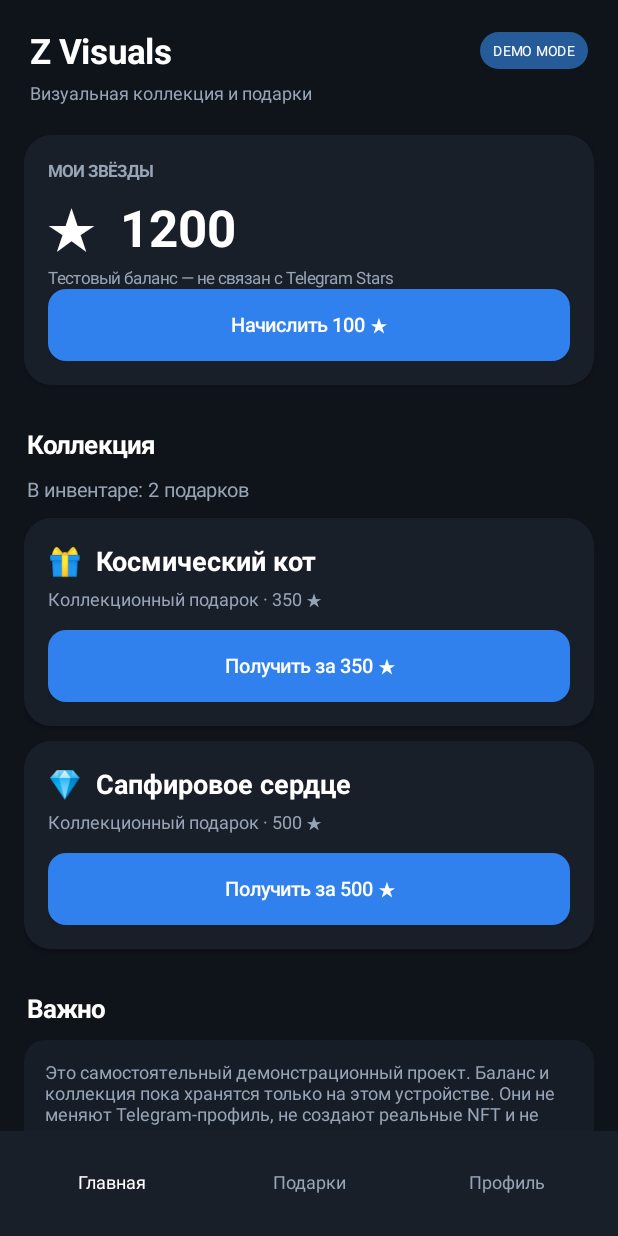
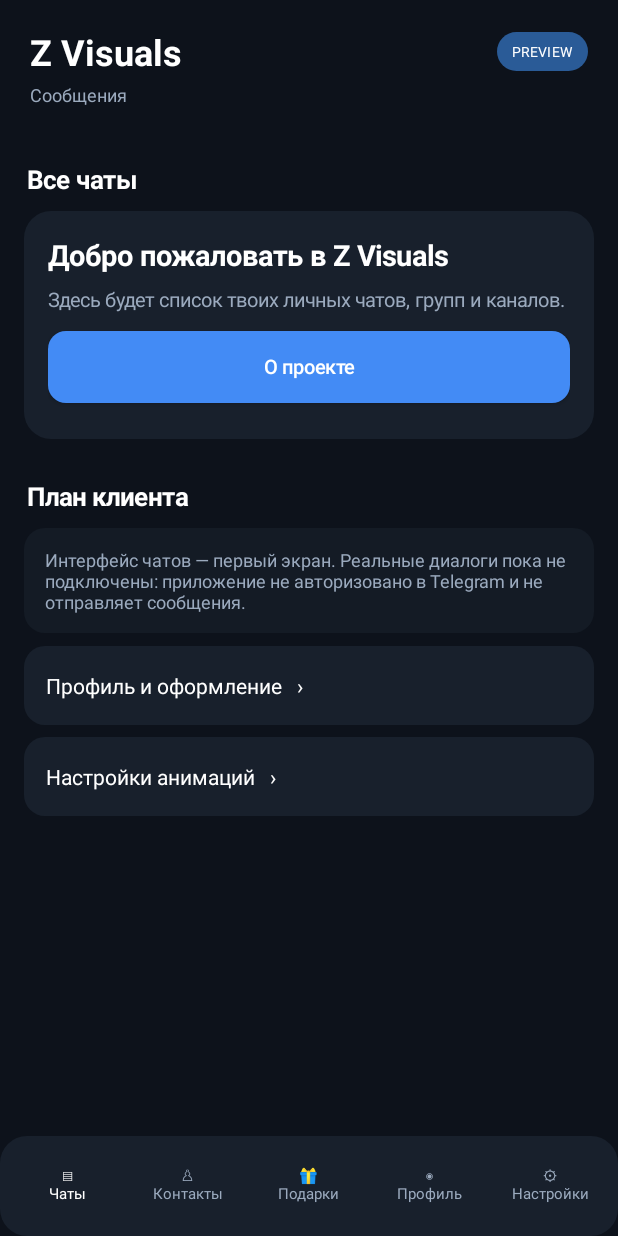
Before and after one commit to artembondarev476-dev/NEON-AIM-CLIENT-ANDROID, an Android app: the screen it shows after launch (MainActivity), on a phone screen of 412 x 824 dp. Run offline under Robolectric (Android 15) with nearby library versions, the phone set to English and light mode, and no system bars.

Commit message:
Build Z Visuals profile customization and animation settings

```diff
--- a/app/src/main/java/com/neon/aimclient/MainActivity.kt
+++ b/app/src/main/java/com/neon/aimclient/MainActivity.kt
@@ -7,51 +7,36 @@ import android.graphics.Typeface
 import android.graphics.drawable.GradientDrawable
 import android.os.Bundle
 import android.view.Gravity
-import android.view.View
-import android.widget.Button
-import android.widget.EditText
-import android.widget.LinearLayout
-import android.widget.ScrollView
-import android.widget.TextView
-import android.widget.Toast
+import android.widget.*
 
 class MainActivity : Activity() {
-    private val bg = Color.rgb(15, 19, 26)
-    private val panel = Color.rgb(25, 31, 41)
-    private val accent = Color.rgb(48, 129, 237)
-    private val muted = Color.rgb(151, 164, 181)
+    private val bg = Color.rgb(13, 18, 27)
+    private val panel = Color.rgb(24, 32, 44)
+    private val accent = Color.rgb(67, 139, 245)
+    private val muted = Color.rgb(155, 170, 190)
     private val prefs by lazy { getSharedPreferences("zvisuals_demo", MODE_PRIVATE) }
     private lateinit var root: LinearLayout
     private lateinit var content: LinearLayout
-    private var page = "home"
+    private var page = "chats"
 
     override fun onCreate(savedInstanceState: Bundle?) {
         super.onCreate(savedInstanceState)
         window.statusBarColor = bg
         window.navigationBarColor = bg
-        window.decorView.systemUiVisibility = 0
         render()
     }
 
     private fun render() {
-        root = LinearLayout(this).apply {
-            orientation = LinearLayout.VERTICAL
-            setBackgroundColor(bg)
-        }
+        root = LinearLayout(this).apply { orientation = LinearLayout.VERTICAL; setBackgroundColor(bg) }
         val header = LinearLayout(this).apply {
             orientation = LinearLayout.VERTICAL
             setPadding(dp(20), dp(18), dp(20), dp(12))
         }
-        val brandRow = LinearLayout(this).apply {
-            orientation = LinearLayout.HORIZONTAL
-            gravity = Gravity.CENTER_VERTICAL
-        }
-        brandRow.addView(text("Z Visuals", 23f, Color.WHITE, true), LinearLayout.LayoutParams(0, -2, 1f))
-        brandRow.addView(chip("DEMO MODE", Color.rgb(38, 91, 153)))
-        header.addView(brandRow)
-        header.addView(text("Визуальная коллекция и подарки", 12f, muted).apply {
-            setPadding(0, dp(4), 0, 0)
-        })
+        val top = LinearLayout(this).apply { gravity = Gravity.CENTER_VERTICAL }
+        top.addView(text("Z Visuals", 24f, Color.WHITE, true), LinearLayout.LayoutParams(0, -2, 1f))
+        top.addView(chip("PREVIEW", Color.rgb(42, 91, 151)))
+        header.addView(top)
+        header.addView(text(headerSubtitle(), 12f, muted).apply { setPadding(0, dp(4), 0, 0) })
         root.addView(header)
 
         val scroll = ScrollView(this).apply { isFillViewport = true }
@@ -66,220 +51,237 @@ class MainActivity : Activity() {
         val nav = LinearLayout(this).apply {
             orientation = LinearLayout.HORIZONTAL
             gravity = Gravity.CENTER
-            setPadding(dp(8), dp(8), dp(8), dp(10))
-            background = rounded(panel, 0, 0, 0, 0)
+            setPadding(dp(5), dp(7), dp(5), dp(8))
+            background = rounded(panel, 18)
         }
-        nav.addView(navButton("Главная", "home"), LinearLayout.LayoutParams(0, dp(52), 1f))
-        nav.addView(navButton("Подарки", "gifts"), LinearLayout.LayoutParams(0, dp(52), 1f))
-        nav.addView(navButton("Профиль", "profile"), LinearLayout.LayoutParams(0, dp(52), 1f))
+        listOf(Triple("Чаты", "chats", "▤"), Triple("Контакты", "contacts", "♙"),
+            Triple("Подарки", "gifts", "🎁"), Triple("Профиль", "profile", "◉"),
+            Triple("Настройки", "settings", "⚙")).forEach { item ->
+            val b = TextView(this).apply {
+                text = "${item.third}\n${item.first}"
+                textSize = 10f
+                gravity = Gravity.CENTER
+                setTextColor(if (page == item.second) Color.WHITE else muted)
+                setPadding(dp(2), dp(5), dp(2), dp(5))
+                setOnClickListener { page = item.second; render() }
+            }
+            nav.addView(b, LinearLayout.LayoutParams(0, dp(52), 1f))
+        }
         root.addView(nav)
         setContentView(root)
     }
 
+    private fun headerSubtitle() = when(page) {
+        "contacts" -> "Люди"
+        "gifts" -> "Коллекция и подарки"
+        "profile" -> "Твой профиль и оформление"
+        "settings" -> "Настройки приложения"
+        else -> "Сообщения"
+    }
+
     private fun renderPage() {
         content.removeAllViews()
-        when (page) {
+        when(page) {
+            "contacts" -> showTelegramRoadmap("Контакты", "Поиск людей, список контактов и синхронизация адресной книги появятся после подключения Telegram API.")
             "gifts" -> showGifts()
             "profile" -> showProfile()
-            else -> showHome()
+            "settings" -> showSettings()
+            else -> showChats()
         }
     }
 
-    private fun showHome() {
-        val balance = prefs.getInt("stars", 1200)
-        val nftCount = prefs.getInt("nft_count", 2)
-        val balanceCard = card()
-        balanceCard.addView(text("МОИ ЗВЁЗДЫ", 11f, muted, true))
-        balanceCard.addView(text("★  $balance", 34f, Color.WHITE, true).apply {
-            setPadding(0, dp(7), 0, dp(3))
+    private fun showChats() {
+        sectionTitle("Все чаты")
+        content.addView(card().apply {
+            addView(text("Добро пожаловать в Z Visuals", 19f, Color.WHITE, true))
+            addView(text("Здесь будет список твоих личных чатов, групп и каналов.", 13f, muted).apply { setPadding(0, dp(8), 0, dp(12)) })
+            addView(action("О проекте", accent) { info("Telegram-интеграция", "Для настоящих чатов, звонков и синхронизации нужна интеграция с Telegram API/TDLib и отдельная проверенная сборка.") })
         })
-        balanceCard.addView(text("Тестовый баланс — не связан с Telegram Stars", 11f, muted))
-        balanceCard.addView(action("Начислить 100 ★", accent) {
-            prefs.edit().putInt("stars", balance + 100).apply()
-            render()
-        })
-        content.addView(balanceCard)
-
-        sectionTitle("Коллекция")
-        content.addView(text("В инвентаре: $nftCount подарков", 13f, muted).apply {
-            setPadding(dp(2), 0, 0, dp(10))
-        })
-        val giftCard = card()
-        giftCard.addView(text("🎁  Космический кот", 18f, Color.WHITE, true))
-        giftCard.addView(text("Коллекционный подарок · 350 ★", 12f, muted).apply {
-            setPadding(0, dp(5), 0, dp(12))
-        })
-        giftCard.addView(action("Получить за 350 ★", accent) { buyGift() })
-        content.addView(giftCard)
-
-        val second = card()
-        second.addView(text("💎  Сапфировое сердце", 18f, Color.WHITE, true))
-        second.addView(text("Коллекционный подарок · 500 ★", 12f, muted).apply {
-            setPadding(0, dp(5), 0, dp(12))
-        })
-        second.addView(action("Получить за 500 ★", accent) { buyGift(500) })
-        content.addView(second)
-
-        sectionTitle("Важно")
-        content.addView(note("Это самостоятельный демонстрационный проект. Баланс и коллекция пока хранятся только на этом устройстве. Они не меняют Telegram-профиль, не создают реальные NFT и не отправляют настоящие подарки."))
+        sectionTitle("План клиента")
+        content.addView(note("Интерфейс чатов — первый экран. Реальные диалоги пока не подключены: приложение не авторизовано в Telegram и не отправляет сообщения."))
+        content.addView(rowAction("Профиль и оформление") { page="profile"; render() })
+        content.addView(rowAction("Настройки анимаций") { page="settings"; render() })
     }
 
-    private fun showGifts() {
-        sectionTitle("Мои подарки")
-        val count = prefs.getInt("nft_count", 2)
+    private fun showTelegramRoadmap(title: String, description: String) {
+        sectionTitle(title)
         content.addView(card().apply {
-            addView(text("🎁  Коллекция", 20f, Color.WHITE, true))
-            addView(text("Предметов: $count", 13f, muted).apply { setPadding(0, dp(6), 0, dp(12)) })
-            if (count > 0) {
-                addView(action("Подарить пользователю (демо)", accent) { showSendDialog() })
-            } else {
-                addView(text("Пока нет подарков. Загляни в каталог.", 13f, muted))
-            }
+            addView(text("Раздел Z Visuals", 18f, Color.WHITE, true))
+            addView(text(description, 13f, muted).apply { setPadding(0, dp(8), 0, dp(12)) })
+            addView(chip("ТРЕБУЕТ TELEGRAM API", Color.rgb(70, 77, 91)))
         })
-        sectionTitle("История")
-        val history = prefs.getString("history", "") ?: ""
-        content.addView(note(if (history.isBlank()) "Здесь появятся демонстрационные действия." else history))
     }
 
     private fun showProfile() {
         val username = prefs.getString("username", "zvisuals_user") ?: "zvisuals_user"
-        sectionTitle("Профиль")
-        content.addView(card().apply {
-            addView(text("👤  $username", 20f, Color.WHITE, true))
-            addView(text("Публичный демо-профиль Z Visuals", 12f, muted).apply {
-                setPadding(0, dp(5), 0, dp(12))
+        val displayName = prefs.getString("display_name", "Мой профиль") ?: "Мой профиль"
+        val bio = prefs.getString("bio", "Добро пожаловать в мой Z Visuals ✨") ?: ""
+        val banner = prefs.getInt("banner", 0)
+        val bannerColors = listOf(Color.rgb(42,75,125), Color.rgb(87,48,112), Color.rgb(30,105,103), Color.rgb(115,68,43))
+        val preview = card().apply {
+            background = rounded(bannerColors[banner.coerceIn(0,3)], 22)
+            addView(text("Z VISUALS PROFILE", 10f, Color.WHITE, true))
+            addView(text("◉  $displayName", 23f, Color.WHITE, true).apply { setPadding(0, dp(12), 0, dp(4)) })
+            addView(text("@$username", 13f, Color.WHITE))
+            addView(text(bio, 13f, Color.WHITE).apply { setPadding(0, dp(12), 0, dp(4)) })
+            addView(text("Обложка · стиль · эффекты", 10f, Color.WHITE))
+        }
+        sectionTitle("Предпросмотр профиля")
+        content.addView(preview)
+        content.addView(action("Изменить имя и описание", accent) { editProfileText() })
+        content.addView(action("Выбрать обложку", Color.rgb(57, 76, 103)) {
+            val names = arrayOf("Ночная синяя", "Фиолетовая", "Изумрудная", "Тёплая")
+            AlertDialog.Builder(this).setTitle("Цвет обложки").setSingleChoiceItems(names, banner) { d, which ->
+                prefs.edit().putInt("banner", which).apply(); d.dismiss(); render()
+            }.setNegativeButton("Отмена", null).show()
         })
-            addView(action("Изменить имя пользователя", accent) { editUsername() })
-        })
-        sectionTitle("Аккаунт")
-        content.addView(note("Вход по реальному номеру телефона и общие профили пока не включены. Для этого нужно подключить серверную авторизацию по SMS и базу данных. Номер телефона не запрашивается и не сохраняется в этой демо-версии."))
-        content.addView(note("Z Visuals — независимый проект, не связанный с Telegram."))
+        content.addView(action("Стиль имени и шрифт", Color.rgb(57, 76, 103)) { chooseFont() })
+        sectionTitle("Эффекты профиля")
+        val effects = arrayOf("Снег", "Дождь", "Сакура", "Конфетти", "Сердечки", "Искры", "Северное сияние")
+        effects.forEachIndexed { i, name ->
+            val key = "effect_$i"
+            val cb = CheckBox(this).apply {
+                text = name
+                textSize = 14f
+                setTextColor(Color.WHITE)
+                buttonTintList = android.content.res.ColorStateList.valueOf(accent)
+                isChecked = prefs.getBoolean(key, false)
+                setOnCheckedChangeListener { _, checked -> prefs.edit().putBoolean(key, checked).apply() }
+            }
+            content.addView(cb)
+        }
+        content.addView(note("Пока это локальный предпросмотр на этом устройстве. Чтобы другие пользователи Z Visuals увидели оформление, потребуется серверный профиль и синхронизация."))
     }
 
-    private fun buyGift(cost: Int = 350) {
-        val balance = prefs.getInt("stars", 1200)
-        if (balance < cost) {
-            Toast.makeText(this, "Не хватает демонстрационных звёзд", Toast.LENGTH_SHORT).show()
-            return
-        }
-        prefs.edit()
-            .putInt("stars", balance - cost)
-            .putInt("nft_count", prefs.getInt("nft_count", 2) + 1)
-            .apply()
-        Toast.makeText(this, "Демо-подарок добавлен в коллекцию", Toast.LENGTH_SHORT).show()
+    private fun editProfileText() {
+        val box = LinearLayout(this).apply { orientation = LinearLayout.VERTICAL; setPadding(dp(18), dp(4), dp(18), 0) }
+        val name = EditText(this).apply { hint = "Отображаемое имя"; setText(prefs.getString("display_name", "Мой профиль")) }
+        val username = EditText(this).apply { hint = "username"; setText(prefs.getString("username", "zvisuals_user")) }
+        val bio = EditText(this).apply { hint = "О себе"; setText(prefs.getString("bio", "")); minLines = 2 }
+        box.addView(name); box.addView(username); box.addView(bio)
+        AlertDialog.Builder(this).setTitle("Редактирование профиля").setView(box)
+            .setNegativeButton("Отмена", null).setPositiveButton("Сохранить") { _, _ ->
+                val u = username.text.toString().trim().removePrefix("@")
+                if (u.length >= 3) {
+                    prefs.edit().putString("display_name", name.text.toString().trim().ifBlank { "Пользователь" })
+                        .putString("username", u).putString("bio", bio.text.toString().trim()).apply()
                     render()
+                } else Toast.makeText(this, "Имя пользователя — минимум 3 символа", Toast.LENGTH_SHORT).show()
+            }.show()
     }
 
-    private fun showSendDialog() {
-        val field = EditText(this).apply {
-            hint = "@username получателя"
-            setSingleLine(true)
+    private fun chooseFont() {
+        val names = arrayOf("Обычный", "Жирный", "Моноширинный")
+        AlertDialog.Builder(this).setTitle("Шрифт имени")
+            .setSingleChoiceItems(names, prefs.getInt("font_style", 0)) { d, which ->
+                prefs.edit().putInt("font_style", which).apply()
+                d.dismiss()
+                Toast.makeText(this, "Стиль сохранён для предпросмотра", Toast.LENGTH_SHORT).show()
+            }.setNegativeButton("Закрыть", null).show()
     }
-        AlertDialog.Builder(this)
-            .setTitle("Демо-отправка подарка")
-            .setMessage("Подарок будет списан из локальной коллекции. Общая доставка появится после подключения сервера.")
-            .setView(field)
-            .setNegativeButton("Отмена", null)
-            .setPositiveButton("Продолжить") { _, _ ->
-                val target = field.text.toString().trim()
-                if (target.isBlank()) {
-                    Toast.makeText(this, "Укажи имя получателя", Toast.LENGTH_SHORT).show()
-                } else {
-                    val count = prefs.getInt("nft_count", 0)
-                    if (count > 0) {
-                        val old = prefs.getString("history", "") ?: ""
-                        prefs.edit().putInt("nft_count", count - 1)
-                            .putString("history", "Демо-подарок для $target\n$old").apply()
-                        Toast.makeText(this, "Демо-подарок списан из коллекции", Toast.LENGTH_SHORT).show()
+
+    private fun showSettings() {
+        sectionTitle("Анимации")
+        val all = prefs.getBoolean("animations", true)
+        content.addView(card().apply {
+            addView(text("Плавность интерфейса", 17f, Color.WHITE, true))
+            addView(text("Управляй движением экранов и визуальными эффектами.", 12f, muted).apply { setPadding(0, dp(5), 0, dp(8)) })
+            addView(switchRow("Все анимации", "animations", true))
+            addView(switchRow("Эффекты профиля", "profile_fx", all))
+            addView(switchRow("Переходы между экранами", "transitions", all))
+            addView(switchRow("Уменьшить интенсивность", "reduced_motion", all))
+        })
+        sectionTitle("Прочее")
+        content.addView(rowAction("Оформление профиля") { page="profile"; render() })
+        content.addView(rowAction("О приложении") { info("Z Visuals", "Независимый Android-проект. Подключение Telegram, синхронизация и серверные функции ещё находятся в разработке.") })
+        content.addView(note("Переключатели сохраняются на устройстве. На этом этапе они задают предпочтения; полная система анимаций будет подключаться вместе с готовыми экранами."))
+    }
+
+    private fun switchRow(label: String, key: String, enabled: Boolean): Switch {
+        return Switch(this).apply {
+            text = label
+            textSize = 13f
+            setTextColor(Color.WHITE)
+            isEnabled = enabled
+            isChecked = prefs.getBoolean(key, if (key == "animations") true else true)
+            buttonTintList = android.content.res.ColorStateList.valueOf(accent)
+            setOnCheckedChangeListener { _, checked ->
+                prefs.edit().putBoolean(key, checked).apply()
+                if (key == "animations" && !checked) {
+                    prefs.edit().putBoolean("profile_fx", false).putBoolean("transitions", false).apply()
                     render()
                 }
             }
-            }.show()
+        }
     }
 
-    private fun editUsername() {
-        val field = EditText(this).apply {
-            setSingleLine(true)
-            setText(prefs.getString("username", "zvisuals_user"))
-            hint = "username"
-        }
-        AlertDialog.Builder(this).setTitle("Имя пользователя").setView(field)
-            .setNegativeButton("Отмена", null)
-            .setPositiveButton("Сохранить") { _, _ ->
-                val value = field.text.toString().trim().removePrefix("@")
-                if (value.length >= 3) {
-                    prefs.edit().putString("username", value).apply()
+    private fun showGifts() {
+        val balance = prefs.getInt("stars", 1200)
+        val count = prefs.getInt("nft_count", 2)
+        sectionTitle("Мои подарки")
+        content.addView(card().apply {
+            addView(text("★  $balance демо-звёзд", 22f, Color.WHITE, true))
+            addView(text("В коллекции: $count предметов", 13f, muted).apply { setPadding(0, dp(5), 0, dp(12)) })
+            addView(action("Получить подарок за 350 ★", accent) {
+                if (prefs.getInt("stars", 1200) >= 350) {
+                    prefs.edit().putInt("stars", prefs.getInt("stars",1200)-350)
+                        .putInt("nft_count", prefs.getInt("nft_count",2)+1).apply()
                     render()
-                } else Toast.makeText(this, "Минимум 3 символа", Toast.LENGTH_SHORT).show()
-            }.show()
+                } else Toast.makeText(this, "Не хватает демо-звёзд", Toast.LENGTH_SHORT).show()
+            })
+        })
+        content.addView(note("Демо-подарки и звёзды существуют только внутри локального прототипа. Это не настоящие Telegram Stars или NFT."))
     }
 
-    private fun navButton(label: String, target: String): TextView = TextView(this).apply {
-        text = label
-        textSize = 12f
-        gravity = Gravity.CENTER
-        setTextColor(if (page == target) Color.WHITE else muted)
-        setOnClickListener { page = target; render() }
+    private fun rowAction(label: String, click: () -> Unit) = TextView(this).apply {
+        text = "$label   ›"
+        textSize = 14f
+        setTextColor(Color.WHITE)
+        setPadding(dp(15), dp(17), dp(15), dp(17))
+        background = rounded(panel, 14)
+        setOnClickListener { click() }
+        val lp = LinearLayout.LayoutParams(-1, -2); lp.bottomMargin = dp(8); layoutParams = lp
+    }
+
+    private fun info(title: String, message: String) {
+        AlertDialog.Builder(this).setTitle(title).setMessage(message).setPositiveButton("Понятно", null).show()
     }
 
     private fun sectionTitle(value: String) {
-        content.addView(text(value, 17f, Color.WHITE, true).apply {
-            setPadding(dp(2), dp(18), 0, dp(10))
-        })
+        content.addView(text(value, 17f, Color.WHITE, true).apply { setPadding(dp(2), dp(17), 0, dp(10)) })
     }
 
-    private fun card(): LinearLayout = LinearLayout(this).apply {
+    private fun card() = LinearLayout(this).apply {
         orientation = LinearLayout.VERTICAL
         setPadding(dp(16), dp(16), dp(16), dp(16))
         background = rounded(panel, 18)
-        elevation = dp(2).toFloat()
-        val lp = LinearLayout.LayoutParams(-1, -2)
-        lp.bottomMargin = dp(10)
-        layoutParams = lp
+        val lp = LinearLayout.LayoutParams(-1, -2); lp.bottomMargin = dp(10); layoutParams = lp
     }
 
     private fun note(value: String) = TextView(this).apply {
-        text = value
-        textSize = 12f
-        setTextColor(muted)
-        setPadding(dp(14), dp(13), dp(14), dp(13))
-        background = rounded(Color.rgb(22, 29, 39), 14)
-        val lp = LinearLayout.LayoutParams(-1, -2)
-        lp.bottomMargin = dp(10)
-        layoutParams = lp
+        text = value; textSize = 12f; setTextColor(muted)
+        setPadding(dp(14), dp(13), dp(14), dp(13)); background = rounded(Color.rgb(20,27,37), 14)
+        val lp = LinearLayout.LayoutParams(-1, -2); lp.bottomMargin = dp(9); layoutParams = lp
     }
 
-    private fun action(label: String, color: Int, onClick: () -> Unit) = Button(this).apply {
-        text = label
-        textSize = 13f
-        isAllCaps = false
-        setTextColor(Color.WHITE)
-        background = rounded(color, 12)
-        setPadding(dp(12), dp(3), dp(12), dp(3))
-        setOnClickListener { onClick() }
+    private fun action(label: String, color: Int, click: () -> Unit) = Button(this).apply {
+        text = label; textSize = 13f; isAllCaps = false; setTextColor(Color.WHITE)
+        background = rounded(color, 12); setOnClickListener { click() }
+        val lp = LinearLayout.LayoutParams(-1, -2); lp.bottomMargin = dp(8); layoutParams = lp
     }
 
     private fun chip(label: String, color: Int) = TextView(this).apply {
-        text = label
-        textSize = 9f
-        letterSpacing = 0.06f
-        setTextColor(Color.WHITE)
-        setPadding(dp(9), dp(6), dp(9), dp(6))
-        background = rounded(color, 20)
+        text = label; textSize = 9f; letterSpacing = 0.08f; setTextColor(Color.WHITE)
+        setPadding(dp(10), dp(7), dp(10), dp(7)); background = rounded(color, 20)
     }
 
     private fun text(value: String, size: Float, color: Int, bold: Boolean = false) = TextView(this).apply {
-        text = value
-        textSize = size
-        setTextColor(color)
+        text = value; textSize = size; setTextColor(color)
         if (bold) typeface = Typeface.DEFAULT_BOLD
     }
 
-    private fun rounded(color: Int, radius: Int, stroke: Int = 0, left: Int = 0, top: Int = 0): GradientDrawable =
-        GradientDrawable().apply {
-            setColor(color)
-            cornerRadius = dp(radius).toFloat()
-            if (stroke != 0) setStroke(dp(1), stroke)
+    private fun rounded(color: Int, radius: Int) = GradientDrawable().apply {
+        setColor(color); cornerRadius = dp(radius).toFloat()
     }
 
     private fun dp(value: Int): Int = (value * resources.displayMetrics.density).toInt().coerceAtLeast(1)
```
Lines whose indentation alone changed are shown as unchanged.
